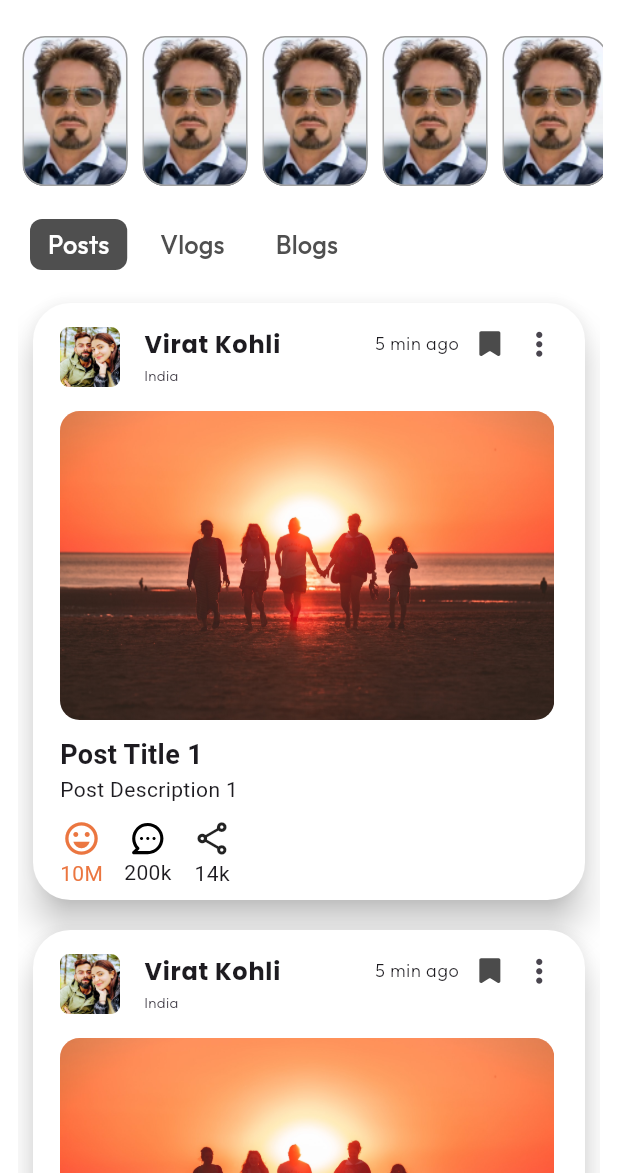
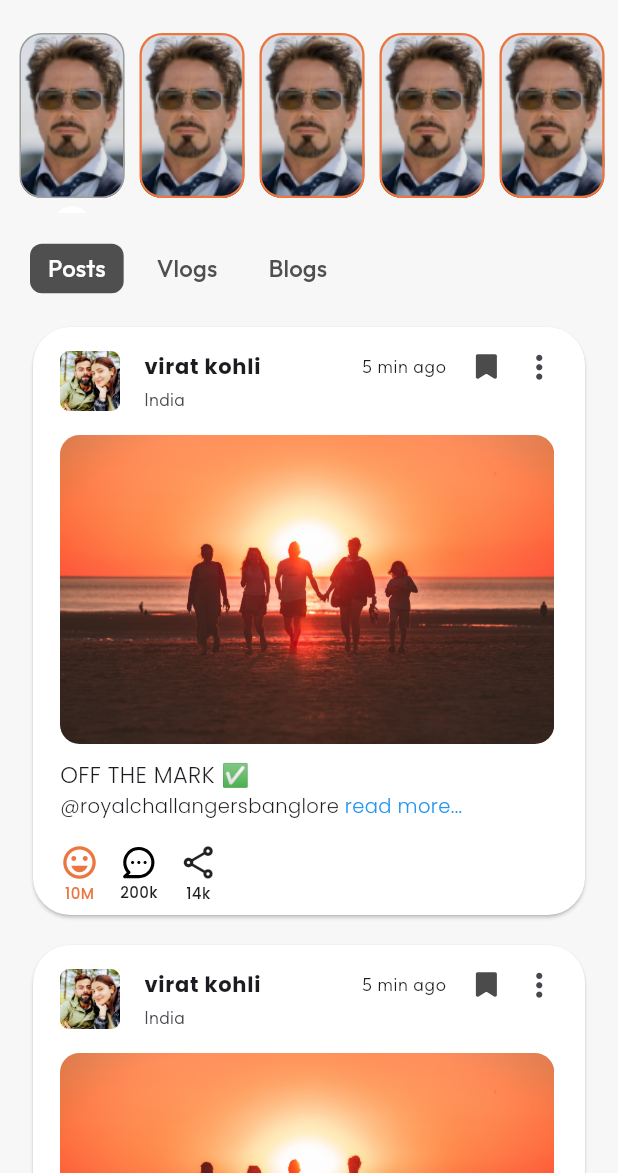
Before and after one commit to Stsarcofficial/sweebuzz, a Flutter app: the HomeContent screen opened directly, on a phone screen of 412 x 824 dp, the part 63-1236 px from its top. Run offline on Flutter 3.47's test engine with Material 3 defaults, Android fonts, the phone set to English and light mode, and no system bars; our stand-ins replace flutter_svg, video_player; missing offline and left inert: flutter_displaymode.

Commit message:
homescreen touchups

```diff
--- a/lib/HomeScreen/home_screen.dart
+++ b/lib/HomeScreen/home_screen.dart
@@ -102,7 +102,7 @@ class _HomeScreenState extends State<HomeScreen> {
                           Container(
                             height: 7,
                             width: 120,
-                            color: Color(0xFFE66137),
+                            color: const Color(0xFFE66137),
                           ),
                           Container(
                             width: double.infinity,
@@ -307,7 +307,7 @@ class _HomeContentState extends State<HomeContent> {
   @override
   Widget build(BuildContext context) {
     return Scaffold(
-      backgroundColor: const Color.fromARGB(255, 255, 255, 255),
+      backgroundColor: Color.fromARGB(255, 247, 247, 247),
       appBar: AppBar(
         backgroundColor: Colors.transparent,
         title: Row(
@@ -355,7 +355,7 @@ class _HomeContentState extends State<HomeContent> {
       body: Column(
         crossAxisAlignment: CrossAxisAlignment.start,
         children: [
-          const TopStories(),
+          TopStories(),
           CategoryButtons(
             currentIndex: currentIndex,
             onCategoryChanged: (index) {
@@ -374,27 +374,80 @@ class _HomeContentState extends State<HomeContent> {
 }
 
 class TopStories extends StatelessWidget {
-  const TopStories({super.key});
+  final List<String> stories = [
+    "assets/images/img_rectangle148.png",
+    "assets/images/img_rectangle148.png",
+    "assets/images/img_rectangle148.png",
+    "assets/images/img_rectangle148.png",
+    "assets/images/img_rectangle148.png"
+  ];
+  TopStories({super.key});
 
   @override
   Widget build(BuildContext context) {
     return Container(
-      margin: const EdgeInsets.all(10),
-      height: 100,
+      margin: const EdgeInsets.all(8),
+      height: 120,
       child: ListView(
         scrollDirection: Axis.horizontal,
-        children: List.generate(10, (index) {
-          return Container(
+        children: List.generate(5, (index) {
+          return index != 0
+              ? Column(
+                  mainAxisAlignment: MainAxisAlignment.start,
+                  crossAxisAlignment: CrossAxisAlignment.start,
+                  children: [
+                    Container(
+                      margin: const EdgeInsets.symmetric(horizontal: 5),
+                      width: 70,
+                      height: 110,
+                      decoration: BoxDecoration(
+                        borderRadius: BorderRadius.circular(15),
+                        border: Border.all(
+                            color: const Color.fromARGB(255, 235, 118, 64),
+                            width: 1.5),
+                        image: DecorationImage(
+                          colorFilter: ColorFilter.mode(
+                              Colors.black.withOpacity(0.1), BlendMode.darken),
+                          image: AssetImage(stories[index]),
+                          fit: BoxFit.cover,
+                        ),
+                      ),
+                    ),
+                  ],
+                )
+              : Column(
+                  mainAxisAlignment: MainAxisAlignment.start,
+                  crossAxisAlignment: CrossAxisAlignment.start,
+                  children: [
+                    Badge(
+                      backgroundColor: const Color.fromARGB(255, 255, 255, 255),
+                      offset: const Offset(0, 10),
+                      label: const Icon(
+                        Icons.add,
+                        size: 15,
+                        weight: 10,
+                        color: Color.fromARGB(255, 0, 0, 0),
+                      ),
+                      largeSize: 25,
+                      alignment: Alignment.bottomCenter,
+                      child: Container(
+                        height: 110,
                         margin: const EdgeInsets.symmetric(horizontal: 5),
                         width: 70,
                         decoration: BoxDecoration(
                           borderRadius: BorderRadius.circular(15),
                           border: Border.all(color: Colors.grey),
-              image: const DecorationImage(
-                image: AssetImage('assets/images/img_rectangle148.png'),
+                          image: DecorationImage(
+                            colorFilter: ColorFilter.mode(
+                                Colors.black.withOpacity(0.1),
+                                BlendMode.darken),
+                            image: AssetImage(stories[index]),
                             fit: BoxFit.cover,
                           ),
                         ),
+                      ),
+                    ),
+                  ],
                 );
         }),
       ),
@@ -436,7 +489,7 @@ class CategoryButtons extends StatelessWidget {
             child: const Text(
               'Posts',
               style: TextStyle(
-                  fontSize: 17,
+                  fontSize: 16,
                   fontFamily: 'outfit',
                   fontWeight: FontWeight.w500),
             ),
@@ -459,7 +512,7 @@ class CategoryButtons extends StatelessWidget {
             onPressed: () => onCategoryChanged(1),
             child: const Text('Vlogs',
                 style: TextStyle(
-                    fontSize: 17,
+                    fontSize: 16,
                     fontFamily: 'outfit',
                     fontWeight: FontWeight.w500)),
           ),
@@ -482,7 +535,7 @@ class CategoryButtons extends StatelessWidget {
             child: const Text(
               'Blogs',
               style: TextStyle(
-                  fontSize: 17,
+                  fontSize: 16,
                   fontFamily: 'outfit',
                   fontWeight: FontWeight.w500),
             ),
@@ -527,15 +580,55 @@ class ContentList extends StatelessWidget {
 class PostCard extends StatelessWidget {
   final int index;
 
-  const PostCard({required this.index, super.key});
-
+  PostCard({required this.index, super.key});
+  final List<Map<String, String>> Imagedata = [
+    {
+      'pfp': 'assets/images/img_rectangle60.png',
+      'url': 'assets/images/img_group1531.png',
+    },
+    {
+      'pfp': 'assets/images/img_rectangle60.png',
+      'url': 'assets/images/img_group1531.png',
+    },
+    {
+      'pfp': 'assets/images/img_rectangle60.png',
+      'url': 'assets/images/img_group1531.png',
+    },
+    {
+      'pfp': 'assets/images/img_rectangle60.png',
+      'url': 'assets/images/img_group1531.png',
+    },
+    {
+      'pfp': 'assets/images/img_rectangle60.png',
+      'url': 'assets/images/img_group1531.png',
+    },
+    {
+      'pfp': 'assets/images/img_rectangle60.png',
+      'url': 'assets/images/img_group1531.png',
+    },
+    {
+      'pfp': 'assets/images/img_rectangle60.png',
+      'url': 'assets/images/img_group1531.png',
+    },
+    {
+      'pfp': 'assets/images/img_rectangle60.png',
+      'url': 'assets/images/img_group1531.png',
+    },
+    {
+      'pfp': 'assets/images/img_rectangle60.png',
+      'url': 'assets/images/img_group1531.png',
+    },
+    {
+      'pfp': 'assets/images/img_rectangle60.png',
+      'url': 'assets/images/img_group1531.png',
+    },
+  ];
   @override
   Widget build(BuildContext context) {
     return Card(
       shape: RoundedRectangleBorder(
         borderRadius: BorderRadius.circular(25),
       ),
-      elevation: 10,
       color: Colors.white,
       margin: const EdgeInsets.all(10),
       child: Padding(
@@ -546,7 +639,7 @@ class PostCard extends StatelessWidget {
             ListTile(
               contentPadding: const EdgeInsets.all(0),
               leading: Image.asset(
-                "assets/images/img_rectangle60.png",
+                Imagedata[index]["pfp"]!,
                 height: 40,
                 width: 40,
               ),
@@ -556,19 +649,24 @@ class PostCard extends StatelessWidget {
                 crossAxisAlignment: CrossAxisAlignment.center,
                 mainAxisSize: MainAxisSize.min,
                 children: [
-                  const Text(
-                    "Virat Kohli",
-                    style: TextStyle(
-                        fontWeight: FontWeight.bold, fontFamily: "poppins"),
+                  Text(
+                    "virat kohli",
+                    style: const TextStyle(
+                        fontSize: 14,
+                        fontWeight: FontWeight.bold,
+                        fontFamily: "poppins"),
                   ),
                   const SizedBox(
                     width: 50,
                   ),
-                  const Text("5 min ago",
+                  const Padding(
+                    padding: EdgeInsets.only(right: 4.0),
+                    child: Text("5 min ago",
                         style: TextStyle(
                             fontSize: 12,
                             fontFamily: 'outfit',
                             fontWeight: FontWeight.w300)),
+                  ),
                   SvgPicture.asset(
                     "assets/images/img_save11.svg",
                     color: const Color.fromARGB(255, 75, 75, 75),
@@ -581,7 +679,7 @@ class PostCard extends StatelessWidget {
               ),
               subtitle: const Text("India",
                   style: TextStyle(
-                      fontSize: 10,
+                      fontSize: 12,
                       fontFamily: 'outfit',
                       fontWeight: FontWeight.w300)),
             ),
@@ -590,17 +688,46 @@ class PostCard extends StatelessWidget {
               width: MediaQuery.of(context).size.width * 0.8,
               decoration: BoxDecoration(
                   borderRadius: BorderRadius.circular(13),
-                  image: const DecorationImage(
+                  image: DecorationImage(
                       fit: BoxFit.cover,
-                      image: AssetImage("assets/images/img_group1531.png"))),
+                      image: AssetImage(Imagedata[index]["url"]!))),
             ),
             const SizedBox(height: 10),
-            Text(
-              'Post Title ${index + 1}',
-              style: const TextStyle(fontSize: 18, fontWeight: FontWeight.bold),
+            const Text(
+              'OFF THE MARK ✅',
+              style: TextStyle(
+                  fontSize: 15,
+                  fontWeight: FontWeight.w200,
+                  fontFamily: "poppins"),
             ),
-            Text('Post Description ${index + 1}'),
-            const SizedBox(height: 10),
+            Row(
+              mainAxisSize: MainAxisSize.min,
+              crossAxisAlignment: CrossAxisAlignment.start,
+              mainAxisAlignment: MainAxisAlignment.start,
+              children: [
+                const Text(
+                  '@royalchallangersbanglore ',
+                  style: TextStyle(
+                      fontSize: 13,
+                      fontWeight: FontWeight.w200,
+                      fontFamily: "poppins"),
+                ),
+                GestureDetector(
+                  onTap: () {},
+                  child: const Text(
+                    "read more...",
+                    style: TextStyle(
+                        color: Colors.blue,
+                        fontSize: 13,
+                        fontWeight: FontWeight.w200,
+                        fontFamily: "poppins"),
+                  ),
+                )
+              ],
+            ),
+            SizedBox(
+              height: 15,
+            ),
             Row(
               children: [
                 const Column(
@@ -612,8 +739,11 @@ class PostCard extends StatelessWidget {
                     ),
                     Text(
                       "10M",
-                      style:
-                          TextStyle(color: Color.fromARGB(255, 235, 118, 64)),
+                      style: TextStyle(
+                          fontSize: 10,
+                          fontWeight: FontWeight.w500,
+                          color: Color.fromARGB(255, 235, 118, 64),
+                          fontFamily: "poppins"),
                     )
                   ],
                 ),
@@ -627,7 +757,13 @@ class PostCard extends StatelessWidget {
                       height: 25,
                       width: 25,
                     ),
-                    const Text("200k")
+                    const Text(
+                      "200k",
+                      style: TextStyle(
+                          fontSize: 10,
+                          fontWeight: FontWeight.w500,
+                          fontFamily: "poppins"),
+                    )
                   ],
                 ),
                 const SizedBox(
@@ -639,7 +775,13 @@ class PostCard extends StatelessWidget {
                       Icons.share_outlined,
                       size: 26,
                     ),
-                    Text("14k")
+                    Text(
+                      "14k",
+                      style: TextStyle(
+                          fontSize: 10,
+                          fontWeight: FontWeight.w500,
+                          fontFamily: "poppins"),
+                    )
                   ],
                 ),
               ],
```
Also changed, not shown: lib/VlogScreen/vlog_screen.dart (line endings or trailing spaces), pubspec.lock. Lines whose indentation alone changed are shown as unchanged.
